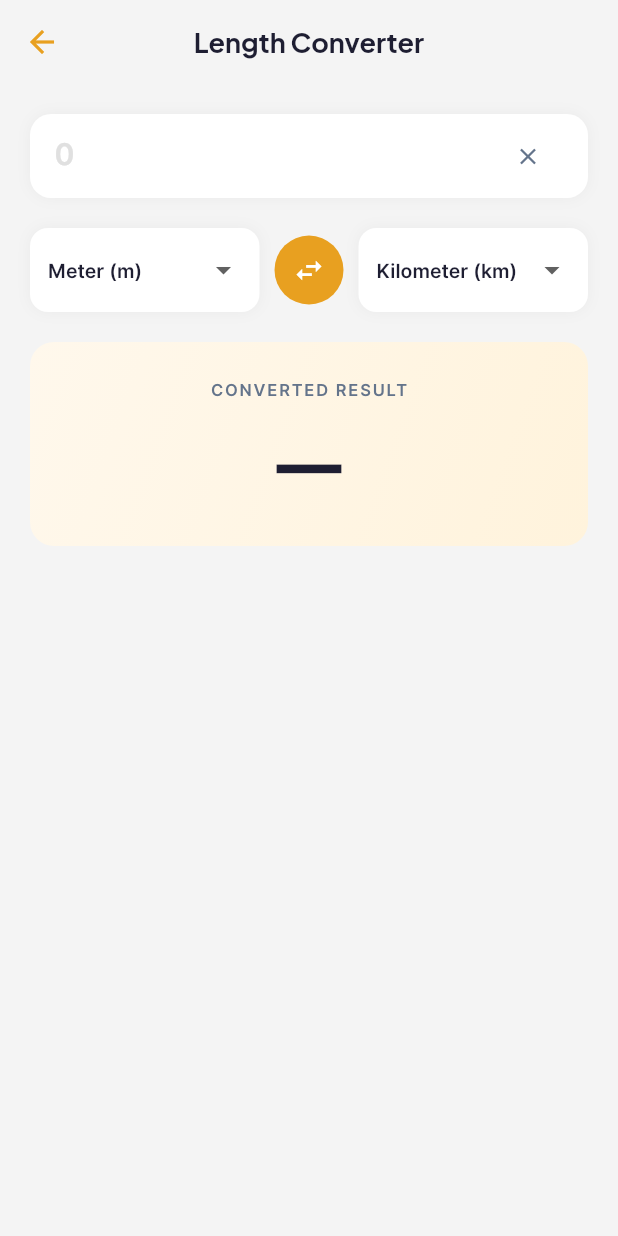
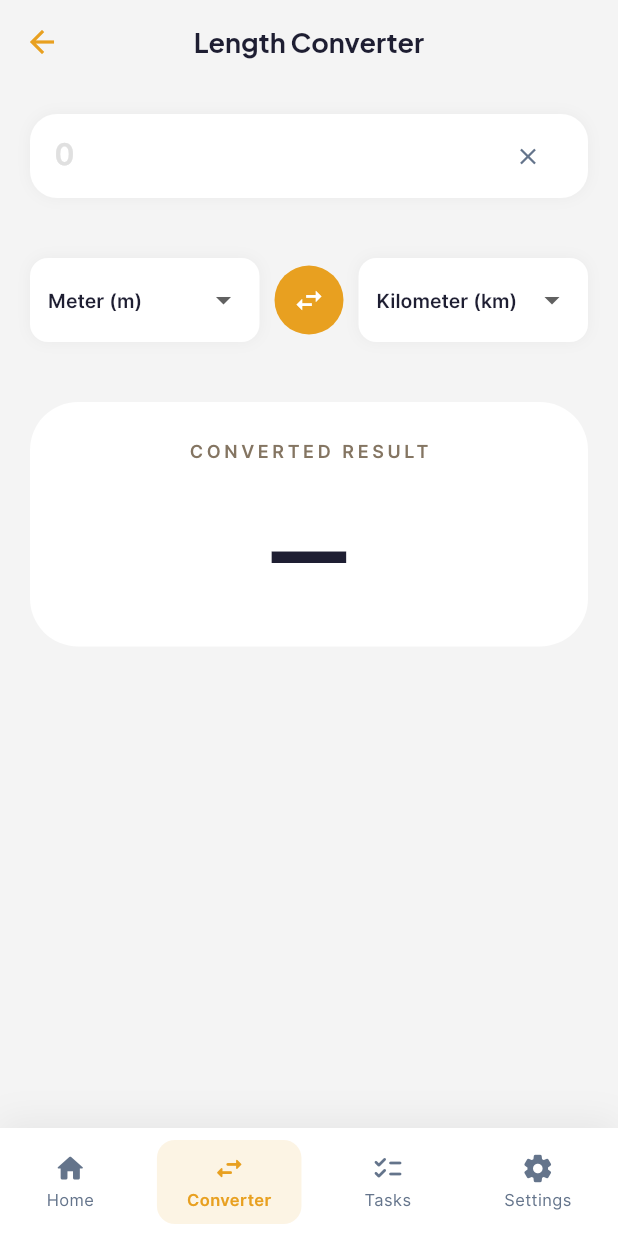
Before and after one commit to elijaharhinful/smart_utility_toolkit, a Flutter app: the ConverterListScreen screen opened by its route, after a tap on "Length", on a phone screen of 412 x 824 dp. Run offline on Flutter 3.47's test engine with Material 3 defaults, Android fonts, the phone set to English and light mode, and no system bars; our stand-ins replace go_router, shared_preferences; accounts and stored records are empty.

Commit message:
refactor: chanage uniconvertor screen look

```diff
--- a/lib/app_router.dart
+++ b/lib/app_router.dart
@@ -1,3 +1,4 @@
+// lib/app_router.dart
 import 'package:flutter/material.dart';
 import 'package:go_router/go_router.dart';
 import 'features/shell/app_shell.dart';
@@ -17,21 +18,21 @@ final appRouter = GoRouter(
       navigatorKey: _shellKey,
       builder: (context, state, child) => AppShell(child: child),
       routes: [
-        GoRoute(path: '/', builder: (_, _) => const HomeScreen()),
+        GoRoute(path: '/', builder: (_, __) => const HomeScreen()),
         GoRoute(
           path: '/converter',
-          builder: (_, _) => const ConverterListScreen(),
+          builder: (_, __) => const ConverterListScreen(),
         ),
-        GoRoute(path: '/tasks', builder: (_, _) => const TasksScreen()),
-        GoRoute(path: '/settings', builder: (_, _) => const SettingsScreen()),
+        GoRoute(
+          path: '/converter/:category',
+          builder: (context, state) => UnitConverterScreen(
+            initialCategory: state.pathParameters['category']!,
+          ),
+        ),
+        GoRoute(path: '/currency', builder: (_, __) => const CurrencyScreen()),
+        GoRoute(path: '/tasks', builder: (_, __) => const TasksScreen()),
+        GoRoute(path: '/settings', builder: (_, __) => const SettingsScreen()),
       ],
     ),
-    GoRoute(
-      path: '/converter/:category',
-      builder: (context, state) => UnitConverterScreen(
-        initialCategory: state.pathParameters['category']!,
-      ),
-    ),
-    GoRoute(path: '/currency', builder: (_, _) => const CurrencyScreen()),
   ],
 );
--- a/lib/core/theme/app_theme.dart
+++ b/lib/core/theme/app_theme.dart
@@ -10,6 +10,7 @@ class AppTheme {
   static const colorAlternative2 = Color(0xFF514534);
   static const colorAlternative3 = Color(0xFFB45309);
   static const colorAlternative4 = Color(0xFFB91C1C);
+  static const colorAlternative5 = Color(0xFF847562);
   static const danger = Color(0xFFEF4444);
   static const iconBg = Color(0xFFFFF3DC);
 
--- a/lib/features/unit_converter/unit_converter_screen.dart
+++ b/lib/features/unit_converter/unit_converter_screen.dart
@@ -25,7 +25,7 @@ class _UnitConverterScreenState extends State<UnitConverterScreen> {
       'Millimeter (mm)': 1000,
       'Mile (mi)': 0.000621371,
       'Yard (yd)': 1.09361,
-      'Foot (ft)': 3.28084,
+      'Feet (ft)': 3.28084,
       'Inch (in)': 39.3701,
     },
     'Weight': {
@@ -110,17 +110,29 @@ class _UnitConverterScreenState extends State<UnitConverterScreen> {
           _conversions[widget.initialCategory]![_fromUnit]!;
     }
 
-    // final fromShort = _fromUnit.contains('(')
-    //     ? _fromUnit.split('(')[1].replaceAll(')', '')
-    //     : _fromUnit;
-    // final toShort = _toUnit.contains('(')
-    //     ? _toUnit.split('(')[1].replaceAll(')', '')
-    //     : _toUnit;
+    final resultStr = fmt(result);
+    final rateStr =
+        '1 ${_fromUnit.split(' ').first} = ${fmt(rate)} ${_toUnit.split(' ').first}';
+
+    // Auto-save to history when input ends with a digit (not mid-typing)
+    final rawInput = _inputController.text;
+    if (rawInput.isNotEmpty && RegExp(r'\d$').hasMatch(rawInput)) {
+      final from = _fromUnit.split(' ').first;
+      final to = _toUnit.split(' ').first;
+      final entry = {
+        'label': '$rawInput $from to $to',
+        'result': '$resultStr $to',
+      };
+      // Only add if different from last entry
+      if (_history.isEmpty || _history.first['label'] != entry['label']) {
+        _history.insert(0, entry);
+        if (_history.length > 5) _history.removeLast();
+      }
+    }
 
     setState(() {
-      _result = fmt(result);
-      _rateLabel =
-          '1 ${_fromUnit.split(' ').first} = ${fmt(rate)} ${_toUnit.split(' ').first}';
+      _result = resultStr;
+      _rateLabel = rateStr;
     });
   }
 
@@ -175,7 +187,7 @@ class _UnitConverterScreenState extends State<UnitConverterScreen> {
             Container(
               decoration: BoxDecoration(
                 color: Colors.white,
-                borderRadius: BorderRadius.circular(14),
+                borderRadius: BorderRadius.circular(18),
                 boxShadow: [
                   BoxShadow(
                     color: Colors.black.withValues(alpha: 0.04),
@@ -224,7 +236,7 @@ class _UnitConverterScreenState extends State<UnitConverterScreen> {
                 onEditingComplete: _saveToHistory,
               ),
             ),
-            const SizedBox(height: 20),
+            const SizedBox(height: 40),
 
             // From / Swap / To
             Row(
@@ -272,28 +284,24 @@ class _UnitConverterScreenState extends State<UnitConverterScreen> {
                 ),
               ],
             ),
-            const SizedBox(height: 20),
+            const SizedBox(height: 40),
 
             // Result card
             Container(
               padding: const EdgeInsets.all(24),
               decoration: BoxDecoration(
-                gradient: const LinearGradient(
-                  colors: [Color(0xFFFFF8EC), Color(0xFFFFF3DC)],
-                  begin: Alignment.topLeft,
-                  end: Alignment.bottomRight,
-                ),
-                borderRadius: BorderRadius.circular(16),
+                color: AppTheme.cardBg,
+                borderRadius: BorderRadius.circular(32),
               ),
               child: Column(
                 children: [
                   const Text(
                     'CONVERTED RESULT',
                     style: TextStyle(
-                      fontSize: 11,
+                      fontSize: 12,
                       fontWeight: FontWeight.w600,
-                      color: AppTheme.textSecondary,
-                      letterSpacing: 1.2,
+                      color: AppTheme.colorAlternative5,
+                      letterSpacing: 2.4,
                     ),
                   ),
                   const SizedBox(height: 12),
@@ -304,8 +312,9 @@ class _UnitConverterScreenState extends State<UnitConverterScreen> {
                       Text(
                         _result.isEmpty ? '—' : _result,
                         style: const TextStyle(
-                          fontSize: 42,
-                          fontWeight: FontWeight.w800,
+                          fontFamily: 'PlusJakartaSans',
+                          fontSize: 60,
+                          fontWeight: FontWeight.w900,
                           color: AppTheme.dark,
                         ),
                       ),
@@ -317,8 +326,8 @@ class _UnitConverterScreenState extends State<UnitConverterScreen> {
                             toShort,
                             style: const TextStyle(
                               fontSize: 18,
-                              fontWeight: FontWeight.w600,
-                              color: AppTheme.textSecondary,
+                              fontWeight: FontWeight.w800,
+                              color: AppTheme.primary,
                             ),
                           ),
                         ),
@@ -330,8 +339,9 @@ class _UnitConverterScreenState extends State<UnitConverterScreen> {
                     Text(
                       _rateLabel,
                       style: const TextStyle(
-                        fontSize: 12,
-                        color: AppTheme.textSecondary,
+                        fontSize: 14,
+                        fontWeight: FontWeight.w600,
+                        color: AppTheme.colorAlternative1,
                       ),
                     ),
                   ],
```
